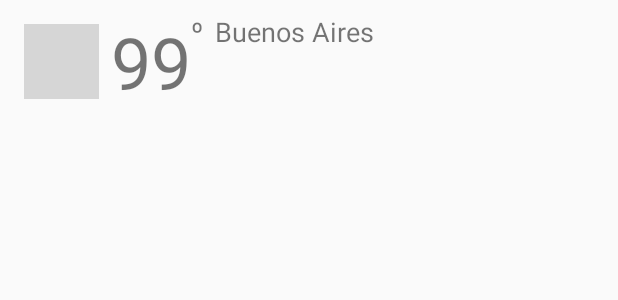
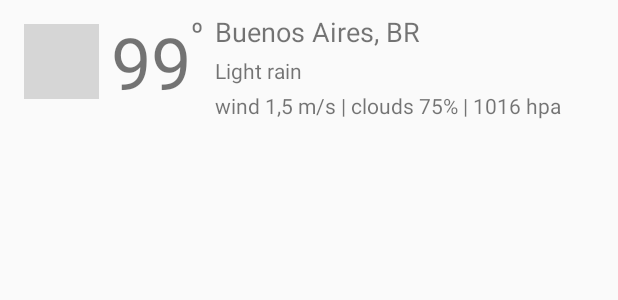
Before and after one commit to JeffersonFabricio/Weather, an Android app: the layout row_weather_layout.xml on its own in the app's theme, with its tools: preview values and no code run, on a phone screen of 412 x 824 dp. Shown: the top 300 px of the screen. Run offline under Robolectric (Android 15) with nearby library versions, the phone set to English and light mode, and no system bars; grey boxes are pictures that could not be loaded.

```diff
--- a/app/src/main/java/fabricio/jefferson/npd_projeto/ui/list/ListAdapter.kt
+++ b/app/src/main/java/fabricio/jefferson/npd_projeto/ui/list/ListAdapter.kt
@@ -1,6 +1,5 @@
 package fabricio.jefferson.npd_projeto.ui.list
 
-import android.text.Layout
 import android.view.LayoutInflater
 import android.view.View
 import android.view.ViewGroup
@@ -38,13 +37,16 @@ class ListAdapter : RecyclerView.Adapter<ListAdapter.ViewHolder>() {
 
     class ViewHolder(view : View) : RecyclerView.ViewHolder(view){
         fun bind(city : City) {
-            itemView.txtViewNameCity.text = "${city.name}"
+            itemView.txtViewNameCity.text = "${city.name}, ${city.sys.country}"
             itemView.txtViewTemp.text = city.main.temp.toInt().toString()
+            itemView.txtViewWind.text = "Wind ${city.wind.speed} m/s | clouds ${city.clouds.all} | " +
+                    "${city.main.pressure} hpa"
             if (city.weather.isNotEmpty()){
                 Glide.with(itemView.context)
                     .load("http://openweathermap.org/img/w/${city.weather[0].icon}.png")
                     //.placeholder(R.drawable.ic_launcher_background)
                     .into(itemView.imgViewWeatherIcon)
+                itemView.txtViewDescription.text = city.weather[0].description
             }
         }
     }
--- a/app/src/main/res/layout/row_weather_layout.xml
+++ b/app/src/main/res/layout/row_weather_layout.xml
@@ -13,6 +13,7 @@
         android:layout_marginStart="16dp"
         android:layout_marginTop="16dp"
         android:layout_marginBottom="16dp"
+        android:contentDescription="@string/picture_of_sky"
         app:layout_constraintBottom_toBottomOf="parent"
         app:layout_constraintStart_toStartOf="parent"
         app:layout_constraintTop_toTopOf="parent"
@@ -33,8 +34,8 @@
         android:id="@+id/txtViewUnit"
         android:layout_width="wrap_content"
         android:layout_height="wrap_content"
+        android:text="@string/unit"
         android:textSize="18sp"
-        android:text="º"
         app:layout_constraintStart_toEndOf="@+id/txtViewTemp"
         app:layout_constraintTop_toTopOf="@+id/txtViewTemp" />
 
@@ -43,10 +44,31 @@
         android:layout_width="0dp"
         android:layout_height="wrap_content"
         android:layout_marginStart="8dp"
-        android:layout_marginEnd="16dp"
         android:textSize="18sp"
         app:layout_constraintEnd_toEndOf="parent"
         app:layout_constraintStart_toEndOf="@+id/txtViewUnit"
         app:layout_constraintTop_toTopOf="@+id/txtViewUnit"
-        tools:text="Buenos Aires" />
+        tools:text="Buenos Aires, BR" />
+
+    <TextView
+        android:id="@+id/txtViewDescription"
+        android:layout_width="wrap_content"
+        android:layout_height="wrap_content"
+        android:layout_marginStart="16dp"
+        android:layout_marginTop="4dp"
+        app:layout_constraintStart_toEndOf="@+id/txtViewTemp"
+        app:layout_constraintTop_toBottomOf="@+id/txtViewNameCity"
+        tools:text="Light rain" />
+
+    <TextView
+        android:id="@+id/txtViewWind"
+        android:layout_width="0dp"
+        android:layout_height="wrap_content"
+        android:layout_marginStart="16dp"
+        android:layout_marginTop="4dp"
+        app:layout_constraintEnd_toEndOf="parent"
+        app:layout_constraintStart_toEndOf="@+id/txtViewTemp"
+        app:layout_constraintTop_toBottomOf="@+id/txtViewDescription"
+        tools:text="wind 1,5 m/s | clouds 75% | 1016 hpa" />
+
 </androidx.constraintlayout.widget.ConstraintLayout>
--- a/app/src/main/res/values/strings.xml
+++ b/app/src/main/res/values/strings.xml
@@ -11,4 +11,8 @@
     <string name="msgSaved">Saved with success!</string>
     <string name="msgNetworkOff">Networf off</string>
     <string name="msgNetworkOn">Network ON</string>
+    <string name="unit">º</string>
+    <string name="picture_of_sky">Picture of sky</string>
+    <string name="virgula">,</string>
+    <string name="br">BR</string>
 </resources>
```
Also changed, not shown: app/src/main/java/fabricio/jefferson/npd_projeto/api/model/FindResult.kt (+20 -3 lines), 1 other file.
